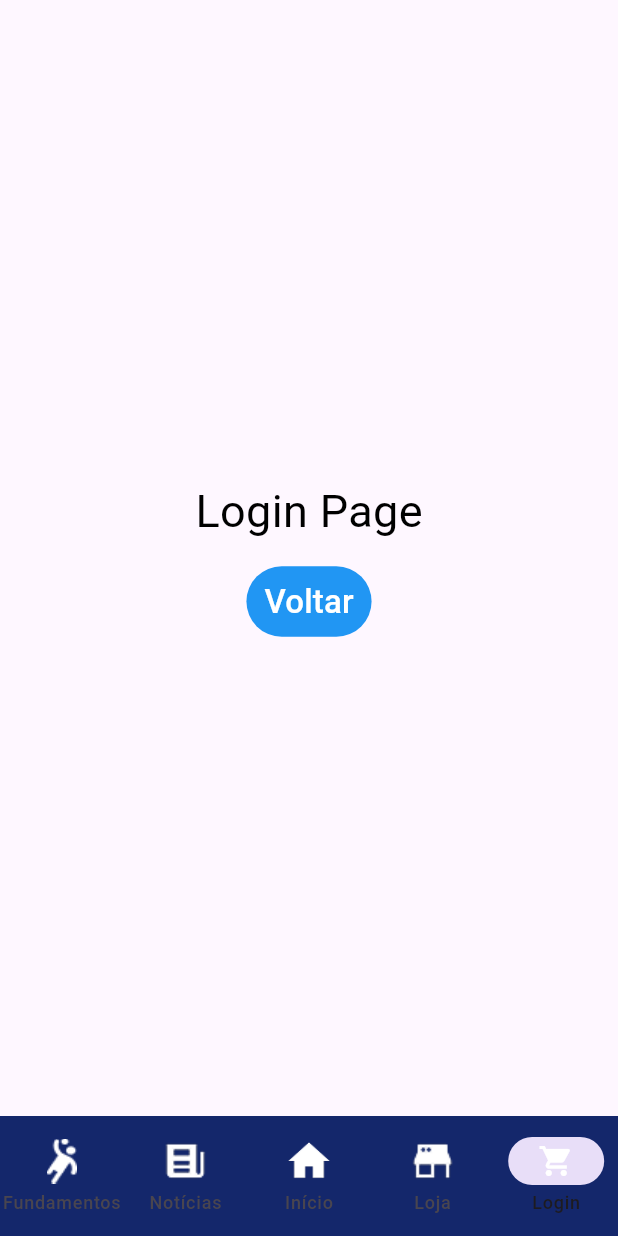
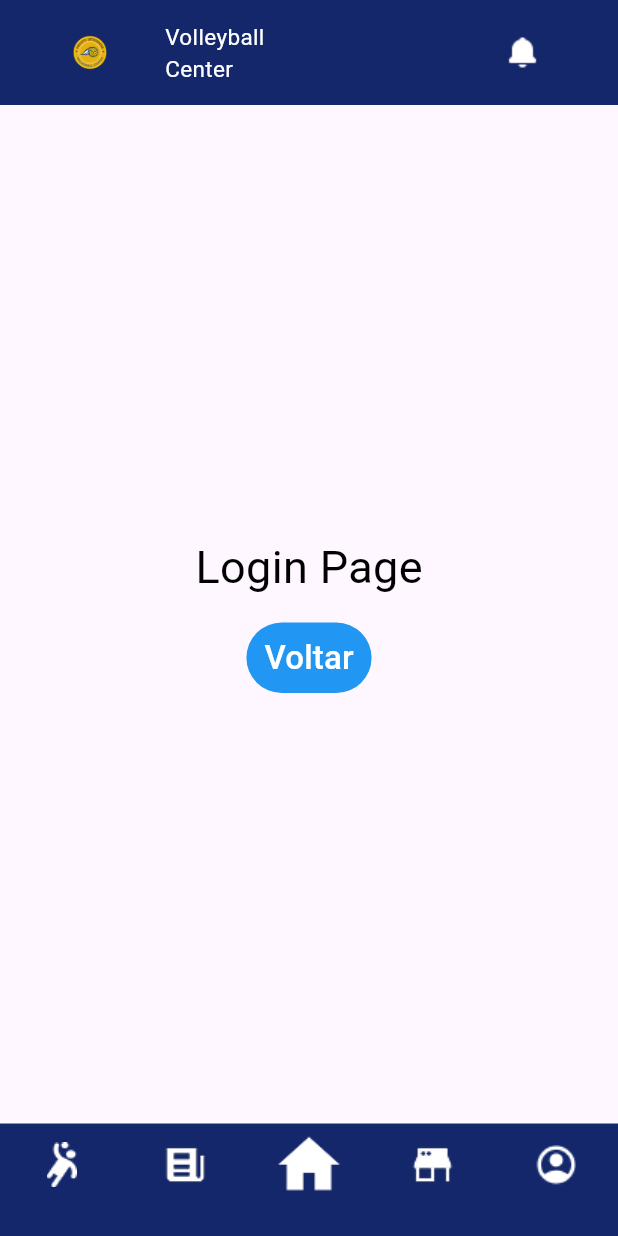
Before and after one commit to JayOta/Volleyball-Center-Mobile, a Flutter app: the screen it shows after launch, item 5 of the bottom bar chosen, on a phone screen of 412 x 824 dp. Run offline on Flutter 3.47's test engine with Material 3 defaults, Android fonts, the light colour scheme and no system bars.

Commit message:
Main Updates: menuBar, main, navbar

```diff
--- a/navbar/lib/fundamentos.dart
+++ b/navbar/lib/fundamentos.dart
@@ -10,7 +10,16 @@ class Fundamentos extends StatefulWidget {
 class _FundamentosState extends State<Fundamentos> {
   @override
   Widget build(BuildContext context) {
-    return Text('Oi');
+    return Scaffold(
+      body: Column(
+        mainAxisAlignment: MainAxisAlignment.center,
+        children: [
+          Center(
+            child: Text("Fundamentos"),
+          )
+        ],
+      ),
+    );
   }
 
   Text textCreator(String text) {
--- a/navbar/lib/loja.dart
+++ b/navbar/lib/loja.dart
@@ -10,7 +10,16 @@ class Loja extends StatefulWidget {
 class _LojaState extends State<Loja> {
   @override
   Widget build(BuildContext context) {
-    return Text('Oi');
+    return Scaffold(
+      body: Column(
+        mainAxisAlignment: MainAxisAlignment.center,
+        children: [
+          Center(
+            child: Text("Loja"),
+          )
+        ],
+      ),
+    );
   }
 
   Text textCreator(String text) {
--- a/navbar/lib/main.dart
+++ b/navbar/lib/main.dart
@@ -2,6 +2,7 @@ import 'package:flutter/material.dart';
 import 'package:navbar/fundamentos.dart';
 import 'package:navbar/login.dart';
 import 'package:navbar/loja.dart';
+import 'package:navbar/menuBar.dart';
 import 'package:navbar/navbar.dart';
 import 'package:navbar/noticias.dart';
 
@@ -16,7 +17,7 @@ class MyApp extends StatelessWidget {
   Widget build(BuildContext context) {
     return MaterialApp(
       debugShowCheckedModeBanner: false,
-      home: AppWidget(title: ''), // Ajuste aqui
+      home: AppWidget(title: 'Volleyball Center'), // Ajuste aqui
     );
   }
 }
@@ -31,58 +32,54 @@ class AppWidget extends StatefulWidget {
 }
 
 class _AppWidgetState extends State<AppWidget> {
-  int _selectedIndex = 2;
+  int _currentIndex = 2; // Página inicial padrão
 
-  // Lista de páginas correspondentes a cada índice do NavigationBar
   final List<Widget> _pages = [
     Fundamentos(),
-    Noticias(), // Página de fundamentos
-    HomePage(), // Página inicial
-    Loja(), // Página da loja
-    Login(), // Página de notícias
+    Noticias(),
+    HomePage(),
+    Loja(),
+    Login(),
   ];
+
+  void _onItemSelected(int index) {
+    setState(() {
+      _currentIndex = index;
+    });
+  }
 
   @override
   Widget build(BuildContext context) {
     return Scaffold(
-      body: _pages[_selectedIndex], // Exibe a página correspondente ao índice
-      bottomNavigationBar: NavigationBar(
-        selectedIndex: _selectedIndex,
-        onDestinationSelected: (int index) {
-          setState(() {
-            _selectedIndex = index;
-          });
-        },
-        backgroundColor: Color(0xFF14276b), // Cor de fundo do NavigationBar
-        destinations: [
-          NavigationDestination(
-            icon: Image.asset("images/vector.png", width: 30, height: 30),
-            selectedIcon: Icon(Icons.home, color: Colors.white),
-            label: "Fundamentos",
-          ),
-          NavigationDestination(
-            icon: Image.asset("images/notices.png", width: 30, height: 30),
-            selectedIcon: Icon(Icons.info, color: Colors.white),
-            label: "Notícias",
-          ),
-          NavigationDestination(
-            icon: Image.asset("images/home.png", width: 30, height: 30),
-            selectedIcon: Icon(Icons.notifications, color: Colors.white),
-            label: "Início",
-          ),
-          NavigationDestination(
-            icon: Image.asset("images/loja.png", width: 30, height: 30),
-            selectedIcon: Icon(Icons.shopping_cart, color: Colors.white),
-            label: "Loja",
-          ),
-          NavigationDestination(
-            icon: Image.asset("images/perfil.png", width: 30, height: 30),
-            selectedIcon: Icon(Icons.shopping_cart, color: Colors.white),
-            label: "Login",
-          ),
-        ],
+      appBar: const Navbar(),
+      body: Center(
+        child: _pages[_currentIndex],
+      ), // Exibe a página selecionada
+      bottomNavigationBar: MenuBarFile(onItemSelected: _onItemSelected),
+    );
+  }
+}
+
+class BodyPage extends StatelessWidget {
+  const BodyPage({super.key});
+
+  @override
+  Widget build(BuildContext context) {
+    return const Scaffold(
+      body: Center(
+        child: Text("Home Page"),
       ),
     );
+  }
+}
+
+// Exemplo de páginas (substitua pelas suas próprias páginas)
+class HomePage extends StatelessWidget {
+  const HomePage({super.key});
+
+  @override
+  Widget build(BuildContext context) {
+    return Text("Home Page");
   }
 
   Text textCreator(String text) {
@@ -117,13 +114,3 @@ class _AppWidgetState extends State<AppWidget> {
     );
   }
 }
-
-// Exemplo de páginas (substitua pelas suas próprias páginas)
-class HomePage extends StatelessWidget {
-  const HomePage({super.key});
-
-  @override
-  Widget build(BuildContext context) {
-    return Navbar();
-  }
-}
--- a/navbar/lib/menuBar.dart
+++ b/navbar/lib/menuBar.dart
@@ -1,82 +1,52 @@
 import 'package:flutter/material.dart';
-import 'package:navbar/fundamentos.dart';
-import 'package:navbar/login.dart';
-import 'package:navbar/loja.dart';
-import 'package:navbar/main.dart';
-import 'package:navbar/noticias.dart';
 
 class MenuBarFile extends StatefulWidget {
-  const MenuBarFile({super.key});
+  final Function(int) onItemSelected; // Função para trocar de página
+  const MenuBarFile({super.key, required this.onItemSelected});
 
   @override
   State<MenuBarFile> createState() => _MenuBarFileState();
 }
 
 class _MenuBarFileState extends State<MenuBarFile> {
-  int _selectedIndex = 0;
-
-  final List<Widget> _pages = [
-    Fundamentos(), // Página inicial
-    Noticias(), // Página de fundamentos
-    MyApp(), // Página de notícias
-    Loja(), // Página da loja
-    Login() // Página de login
-  ];
+  int _selectedIndex = 2;
 
   @override
   Widget build(BuildContext context) {
-    return Scaffold(
-      body: _pages[_selectedIndex], // Exibe a página correspondente ao índice
-      bottomNavigationBar: NavigationBar(
+    return NavigationBar(
       selectedIndex: _selectedIndex,
       onDestinationSelected: (int index) {
         setState(() {
           _selectedIndex = index;
         });
+        widget.onItemSelected(index); // Chama a função para trocar a página
       },
-        backgroundColor: Color(0xFF14276b), // Cor de fundo do NavigationBar
-        indicatorColor: Color(0xFFFCCE00), // Cor de fundo do ícone selecionado
-        labelBehavior: NavigationDestinationLabelBehavior
-            .alwaysShow, // Mostra os labels sempre
+      height: 75,
+      backgroundColor: const Color(0xFF14276b),
+      indicatorColor: Colors.transparent,
+      overlayColor: WidgetStatePropertyAll(Colors.amber),
       destinations: [
         NavigationDestination(
-            icon: Image.asset("images/fundamentos.png", width: 30, height: 30),
-            selectedIcon: Icon(Icons.home, color: Colors.white),
-            label: "Fundamentos",
+          icon: Image.asset("images/vector.png", width: 30, height: 30),
+          label: "",
         ),
         NavigationDestination(
           icon: Image.asset("images/notices.png", width: 30, height: 30),
-            selectedIcon: Icon(Icons.info, color: Colors.white),
-            label: "Notícias",
+          label: "",
         ),
         NavigationDestination(
-            icon: Image.asset("images/home.png", width: 35, height: 35),
-            selectedIcon: Icon(Icons.notifications, color: Colors.white),
-            label: "Início",
+          icon: Image.asset("images/home.png", width: 45, height: 45),
+          label: "",
         ),
         NavigationDestination(
           icon: Image.asset("images/loja.png", width: 30, height: 30),
-            selectedIcon: Icon(Icons.shopping_cart, color: Colors.white),
-            label: "Loja",
+          label: "",
         ),
         NavigationDestination(
           icon: Image.asset("images/perfil.png", width: 30, height: 30),
-            selectedIcon: Icon(Icons.person, color: Colors.white),
-            label: "Perfil",
+          label: "",
         ),
       ],
-      ),
-    );
-  }
-
-  Text textCreator(String text) {
-    return Text(
-      text,
-      textDirection: TextDirection.ltr,
-      style: TextStyle(
-        fontSize: 14,
-        color: Colors.white,
-      ),
     );
   }
 }
--- a/navbar/lib/navbar.dart
+++ b/navbar/lib/navbar.dart
@@ -1,34 +1,26 @@
 import 'package:flutter/material.dart';
-import 'package:navbar/login.dart';
 
-class Navbar extends StatefulWidget {
+class Navbar extends StatelessWidget implements PreferredSizeWidget {
   const Navbar({super.key});
 
   @override
-  State<Navbar> createState() => _NavbarState();
-}
-
-class _NavbarState extends State<Navbar> {
-  @override
   Widget build(BuildContext context) {
-    return Scaffold(
-      body: Container(
-        width: 1366,
-        height: 70,
-        decoration: BoxDecoration(color: Color(0xFF14276b)),
+    return Container(
+      width: double.infinity,
+      height: preferredSize.height, // Usa a altura definida
+      decoration: const BoxDecoration(color: Color(0xFF14276b)),
       child: Center(
-          // Centralizando o texto dentro do Container
         child: Row(
           children: [
-              SizedBox(width: 20),
+            const SizedBox(width: 20),
             Image.asset("images/logo.png", width: 80, height: 80),
-              SizedBox(width: 10),
+            const SizedBox(width: 10),
             Column(
               mainAxisAlignment: MainAxisAlignment.center,
               crossAxisAlignment: CrossAxisAlignment.start,
               children: [textCreator("Volleyball"), textCreator("Center")],
             ),
-              SizedBox(width: 150),
+            const SizedBox(width: 150),
             Image.asset(
               "images/bell.png",
               color: Colors.white,
@@ -38,39 +30,6 @@ class _NavbarState extends State<Navbar> {
           ],
         ),
       ),
-      ),
-    );
-  }
-
-  TextButton buttonCreator(String text, BuildContext context) {
-    return TextButton(
-      onPressed: () {
-        Navigator.of(context)
-            .push(MaterialPageRoute(builder: (context) => Login()));
-      },
-      style: ButtonStyle(
-        backgroundColor: WidgetStateProperty.all(
-          Colors.transparent,
-        ),
-        shape: WidgetStatePropertyAll(
-            RoundedRectangleBorder(borderRadius: BorderRadius.circular(10))),
-        side:
-            WidgetStatePropertyAll(BorderSide(color: Colors.white, width: 1.8)),
-      ),
-      child: Text(
-        text,
-        textDirection: TextDirection.ltr,
-        style: TextStyle(
-            color: Colors.white, fontSize: 16, fontWeight: FontWeight.w400),
-      ),
-    );
-  }
-
-  Text textCreatorTitle(String text) {
-    return Text(
-      text,
-      textDirection: TextDirection.ltr,
-      style: TextStyle(fontSize: 13.5, color: Colors.blue.shade300),
     );
   }
 
@@ -78,7 +37,11 @@ class _NavbarState extends State<Navbar> {
     return Text(
       text,
       textDirection: TextDirection.ltr,
-      style: TextStyle(fontSize: 15, color: Colors.white),
+      style: const TextStyle(fontSize: 15, color: Colors.white),
     );
   }
+
+  @override
+  Size get preferredSize =>
+      const Size.fromHeight(70); // Define o tamanho da navbar
 }
--- a/navbar/lib/noticias.dart
+++ b/navbar/lib/noticias.dart
@@ -10,7 +10,16 @@ class Noticias extends StatefulWidget {
 class _NoticiasState extends State<Noticias> {
   @override
   Widget build(BuildContext context) {
-    return Text('Oi');
+    return Scaffold(
+      body: Column(
+        mainAxisAlignment: MainAxisAlignment.center,
+        children: [
+          Center(
+            child: Text("Notícias"),
+          )
+        ],
+      ),
+    );
   }
 
   Text textCreator(String text) {
```
Lines whose indentation alone changed are shown as unchanged.
